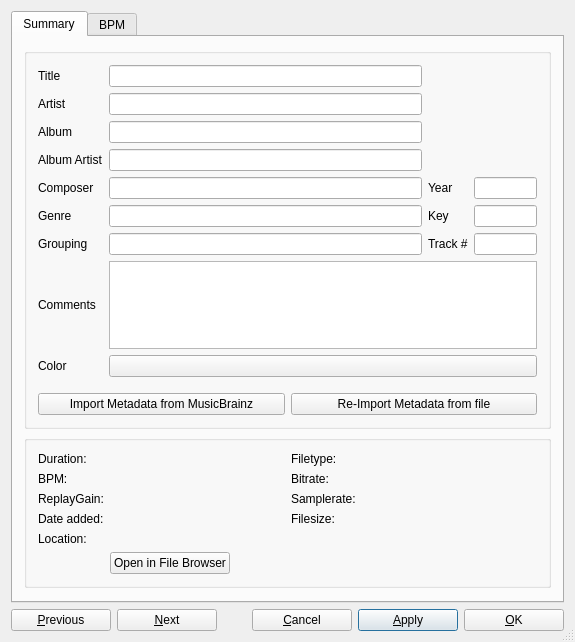
Before: the Qt Designer form src/library/dlgtrackinfo.ui in mixxxdj/mixxx, drawn with Qt 5.
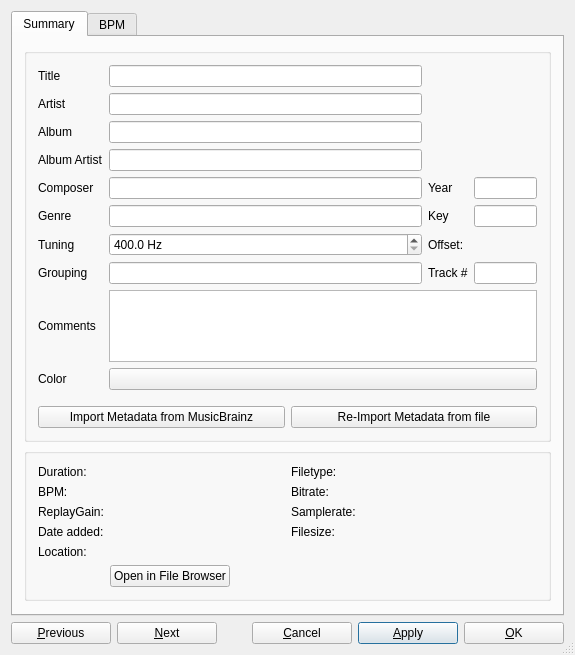
After: the same form once the commit is applied.

Commit message:
DlgTrackInfo: add editable tuning field
Add a QDoubleSpinBox for entering the A4 tuning frequency (Hz)
and a read-only label showing the offset from standard A440
tuning in cents to the Track Editor Summary tab.

The user can enter a tuning value in Hz (400-480 Hz range) and
the cents offset is computed and displayed automatically. The
tuning is stored in the Keys object alongside the key data and
persisted via the existing tuning_frequency_hz database column.

Complements the tuning detection in PR #15817.

What changed in the file:
```diff
--- a/src/library/dlgtrackinfo.ui
+++ b/src/library/dlgtrackinfo.ui
@@ -330,6 +330,89 @@
           </item>
 
           <item row="6" column="0">
+           <widget class="QLabel" name="lblTuning">
+            <property name="text">
+             <string>Tuning</string>
+            </property>
+            <property name="alignment">
+             <set>Qt::AlignLeading|Qt::AlignLeft|Qt::AlignVCenter</set>
+            </property>
+           </widget>
+          </item>
+          <item row="6" column="1">
+           <!-- QDoubleSpinBox for entering the A4 tuning frequency.
+                Range 400-480 Hz covers all realistic tuning standards.
+                When value == minimum (400.0), specialValueText displays
+                an empty string, making the box appear blank for
+                unanalyzed tracks.
+                The " Hz" suffix is shown inside the box after the number
+                and is automatically hidden during editing and when the
+                special value text is active. -->
+           <widget class="QDoubleSpinBox" name="spinTuning">
+            <property name="sizePolicy">
+             <sizepolicy hsizetype="Expanding" vsizetype="Fixed">
+              <horstretch>0</horstretch>
+              <verstretch>0</verstretch>
+             </sizepolicy>
+            </property>
+            <property name="toolTip">
+             <string>A4 tuning frequency in Hz. Standard tuning is 440 Hz.</string>
+            </property>
+            <property name="suffix">
+             <string> Hz</string>
+            </property>
+            <property name="decimals">
+             <number>1</number>
+            </property>
+            <property name="minimum">
+             <double>400.000000000000000</double>
+            </property>
+            <property name="maximum">
+             <double>480.000000000000000</double>
+            </property>
+            <property name="singleStep">
+             <double>0.100000000000000</double>
+            </property>
+            <!-- Initial value set to minimum so specialValueText kicks in -->
+            <property name="value">
+             <double>400.000000000000000</double>
+            </property>
+            <!-- Empty string: box appears blank when value == minimum -->
+            <property name="specialValueText">
+             <string/>
+            </property>
+           </widget>
+          </item>
+          <item row="6" column="2">
+           <widget class="QLabel" name="lblTuningCents">
+            <property name="text">
+             <string>Offset:</string>
+            </property>
+            <property name="alignment">
+             <set>Qt::AlignLeading|Qt::AlignLeft|Qt::AlignVCenter</set>
+            </property>
+           </widget>
+          </item>
+          <item row="6" column="3">
+           <!-- Read-only label showing the offset from A440 in cents.
+                Populated by displayTuningFields() in the .cpp file. -->
+           <widget class="QLabel" name="txtTuningCents">
+            <property name="font">
+             <font>
+              <weight>75</weight>
+              <bold>true</bold>
+             </font>
+            </property>
+            <property name="text">
+             <string/>
+            </property>
+            <property name="toolTip">
+             <string>Offset from A440 standard tuning in cents.</string>
+            </property>
+           </widget>
+          </item>
+
+          <item row="7" column="0">
            <widget class="QLabel" name="lblGrouping">
             <property name="text">
              <string>Grouping</string>
@@ -339,7 +422,7 @@
             </property>
            </widget>
           </item>
-          <item row="6" column="1">
+          <item row="7" column="1">
            <widget class="QLineEdit" name="txtGrouping">
             <property name="sizePolicy">
              <sizepolicy hsizetype="Expanding" vsizetype="Fixed">
@@ -355,8 +438,7 @@
             </property>
            </widget>
           </item>
-
-          <item row="6" column="2">
+          <item row="7" column="2">
            <widget class="QLabel" name="lblTrackNumber">
             <property name="text">
              <string>Track #</string>
@@ -366,7 +448,7 @@
             </property>
            </widget>
           </item>
-          <item row="6" column="3">
+          <item row="7" column="3">
            <widget class="QLineEdit" name="txtTrackNumber">
             <property name="sizePolicy">
              <sizepolicy hsizetype="Expanding" vsizetype="Fixed">
@@ -383,7 +465,7 @@
            </widget>
           </item>
 
-          <item row="7" column="0">
+          <item row="8" column="0">
            <widget class="QLabel" name="lblTrackComment">
             <property name="text">
              <string>Comments</string>
@@ -393,7 +475,7 @@
             </property>
            </widget>
           </item>
-          <item row="7" column="1" colspan="3">
+          <item row="8" column="1" colspan="3">
            <widget class="QPlainTextEdit" name="txtComment">
             <property name="tabChangesFocus">
              <bool>true</bool>
@@ -401,7 +483,7 @@
            </widget>
           </item>
 
-          <item row="8" column="0">
+          <item row="9" column="0">
            <widget class="QLabel" name="lblTrackColor">
             <property name="text">
              <string>Color</string>
@@ -411,7 +493,7 @@
             </property>
            </widget>
           </item>
-          <item row="8" column="1" colspan="3">
+          <item row="9" column="1" colspan="3">
            <widget class="QPushButton" name="btnColorPicker">
             <property name="sizePolicy">
              <sizepolicy hsizetype="MinimumExpanding" vsizetype="MinimumExpanding">
@@ -421,7 +503,8 @@
             </property>
            </widget>
           </item>
-          <item row="9" column="0">
+
+          <item row="10" column="0">
            <spacer name="horizontalSpacer_5">
             <property name="orientation">
              <enum>Qt::Horizontal</enum>
@@ -434,7 +517,8 @@
             </property>
            </spacer>
           </item>
-          <item row="10" column="0" colspan="4">
+
+          <item row="11" column="0" colspan="4">
            <layout class="QHBoxLayout" name="meatdata_buttons_layout">
             <item>
              <widget class="QPushButton" name="btnImportMetadataFromMusicBrainz">
```
Left out of the diff: 3 changed lines with no effect on the pictures. The commit also changes 2 other files.
